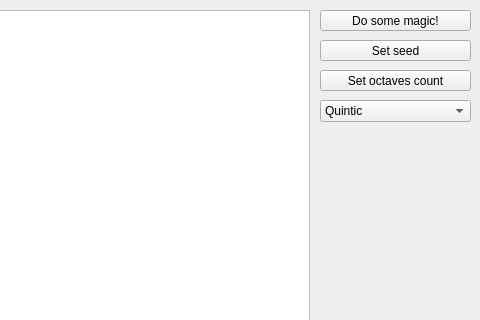
YouR0CK/diploma_dungeon_generator, file mainwindow.ui: the form before one commit; both pictures show x 320 to 800 and y 0 to 320 of the 800 by 600 pixel window.
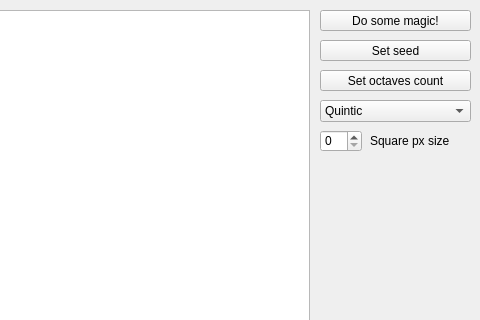
The form after the commit.

```diff
--- a/mainwindow.ui
+++ b/mainwindow.ui
@@ -88,6 +88,29 @@
      <string>Set octaves count</string>
     </property>
    </widget>
+   <widget class="QSpinBox" name="squarePxSize">
+    <property name="geometry">
+     <rect>
+      <x>640</x>
+      <y>130</y>
+      <width>42</width>
+      <height>22</height>
+     </rect>
+    </property>
+   </widget>
+   <widget class="QLabel" name="label">
+    <property name="geometry">
+     <rect>
+      <x>690</x>
+      <y>130</y>
+      <width>81</width>
+      <height>21</height>
+     </rect>
+    </property>
+    <property name="text">
+     <string>Square px size</string>
+    </property>
+   </widget>
   </widget>
  </widget>
  <resources/>
```
Left out of the diff: 5 changed lines with no effect on the pictures.
